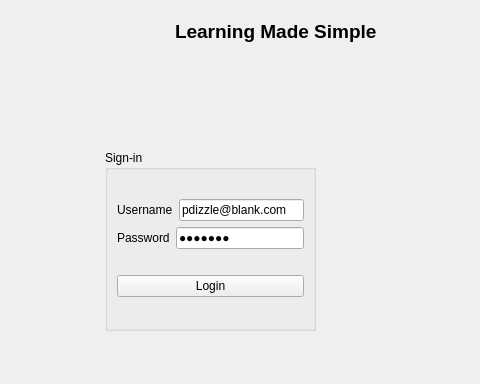
Above: loginwindow.ui from Pawls/LMS before the change; both pictures show x 85 to 565 and y 0 to 384 of the 800 by 600 pixel window. Below: the same form after it.
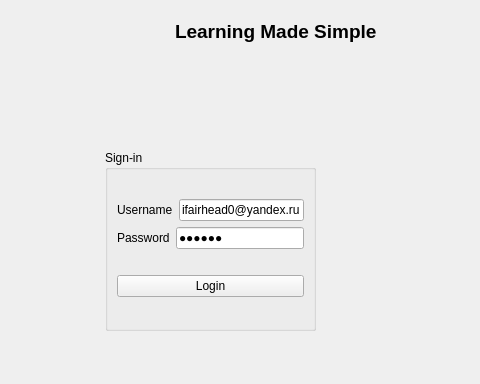
That is the form after the change.

What changed in the file:
```diff
--- a/loginwindow.ui
+++ b/loginwindow.ui
@@ -44,7 +44,7 @@
          <item>
           <widget class="QLineEdit" name="lineEdit_username">
            <property name="text">
-            <string>pdizzle@blank.com</string>
+            <string>ifairhead0@yandex.ru</string>
            </property>
            <property name="placeholderText">
             <string>email address</string>
@@ -68,7 +68,7 @@
          <item>
           <widget class="QLineEdit" name="lineEdit_password">
            <property name="text">
-            <string>8675309</string>
+            <string>J7mzuZ</string>
            </property>
            <property name="echoMode">
             <enum>QLineEdit::Password</enum>
```
